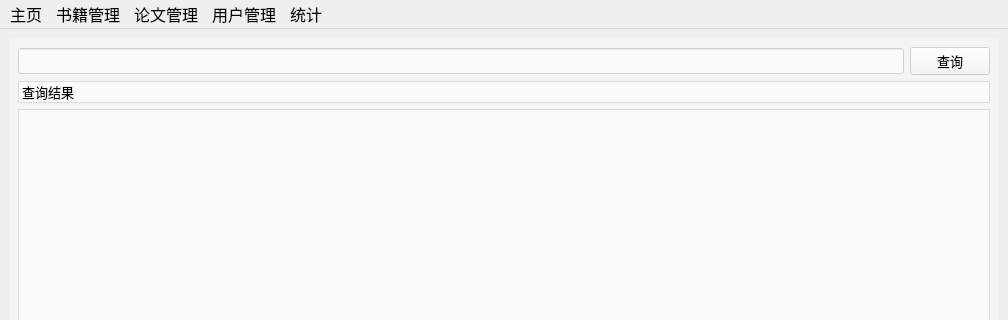
First picture: the form in admin/frontend/mainWin.ui, repository sophiefy/WHU-MMS, before the edit; both pictures show x 0 to 1008 and y 0 to 320 of the 1008 by 692 pixel window.
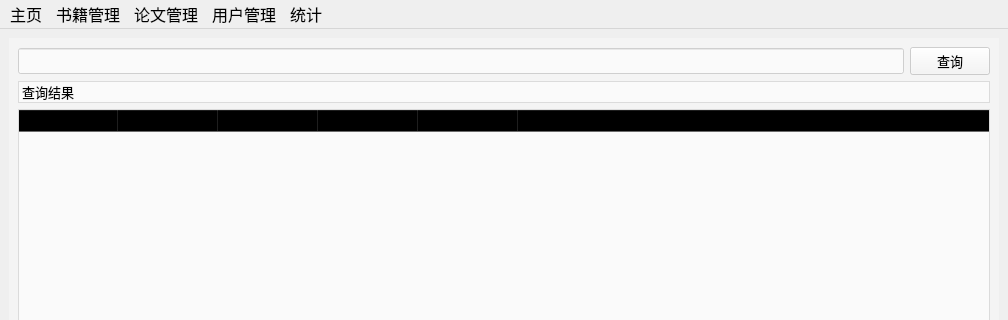
Second picture: the form after the edit. The open tabs and pages were chosen to show the change. Icons and pictures are not drawn.

Patch:
```diff
--- a/admin/frontend/mainWin.ui
+++ b/admin/frontend/mainWin.ui
@@ -798,6 +798,39 @@
           <property name="styleSheet">
            <string notr="true">background-color: rgba(255, 255, 255, 150);</string>
           </property>
+          <attribute name="horizontalHeaderStretchLastSection">
+           <bool>true</bool>
+          </attribute>
+          <column>
+           <property name="text">
+            <string>标题</string>
+           </property>
+          </column>
+          <column>
+           <property name="text">
+            <string>作者</string>
+           </property>
+          </column>
+          <column>
+           <property name="text">
+            <string>机构</string>
+           </property>
+          </column>
+          <column>
+           <property name="text">
+            <string>发表日期</string>
+           </property>
+          </column>
+          <column>
+           <property name="text">
+            <string>会议 / 期刊</string>
+           </property>
+          </column>
+          <column>
+           <property name="text">
+            <string>DOI</string>
+           </property>
+          </column>
          </widget>
         </item>
         <item>
```
Left out of the diff: 30 changed lines with no effect on the pictures.
